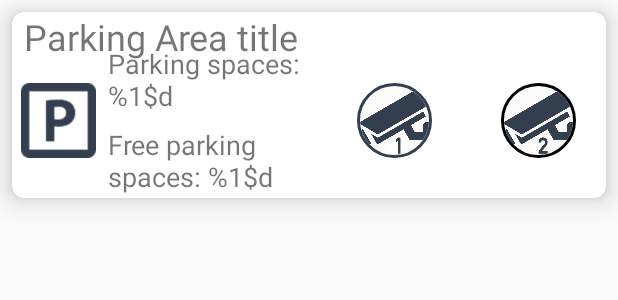
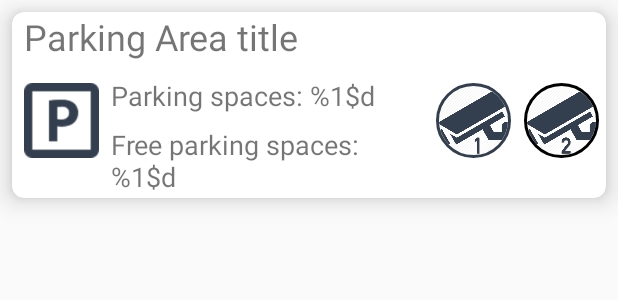
Before and after one commit to henriklarsson/Commuter-Parking-Android, an Android app: the layout parking_area_item.xml on its own in the app's theme, with its tools: preview values and no code run, on a phone screen of 412 x 824 dp. Shown: the top 300 px of the screen. Run offline under Robolectric (Android 15) with nearby library versions, the phone set to English and light mode, and no system bars.

Commit message:
Fix parking item constraings

```diff
--- a/app/src/main/res/layout/parking_area_item.xml
+++ b/app/src/main/res/layout/parking_area_item.xml
@@ -2,7 +2,7 @@
 <android.support.v7.widget.CardView xmlns:android="http://schemas.android.com/apk/res/android"
 									xmlns:card_view="http://schemas.android.com/apk/res-auto"
 									xmlns:app="http://schemas.android.com/apk/res-auto"
-									android:layout_width="match_parent"
+									xmlns:tools="http://schemas.android.com/tools" android:layout_width="match_parent"
 									android:layout_height="wrap_content"
 									android:layout_margin="8dp"
 									android:translationZ="8dp"
@@ -41,13 +41,14 @@
 		<TextView
 				android:id="@+id/parking_area_item_textview_number_of_parkings"
 				android:text="@string/parking_area_parking_spaces"
-				android:layout_width="142dp"
+				android:layout_width="0dp"
 				android:layout_height="wrap_content"
 				android:textSize="18sp"
 				app:layout_constraintStart_toEndOf="@+id/parking_area_item_imageview_parking"
 				android:layout_marginBottom="4dp" card_view:layout_constraintBottom_toTopOf="@+id/guideline5"
 				card_view:layout_constraintEnd_toStartOf="@+id/guideline"
-				android:layout_marginStart="8dp"/>
+				android:layout_marginStart="8dp"
+		/>
 		<TextView
 				android:id="@+id/parking_area_item_textview_free_parkings"
 				android:text="@string/parking_area_free_parking_spaces"
@@ -91,11 +92,11 @@
 				card_view:layout_constraintBottom_toTopOf="@+id/guideline5"/>
 
 		<android.support.constraint.Guideline android:layout_width="wrap_content" android:layout_height="wrap_content"
-											  android:id="@+id/guideline" card_view:layout_constraintGuide_begin="204dp"
+											  android:id="@+id/guideline" card_view:layout_constraintGuide_begin="279dp"
 											  android:orientation="vertical"/>
 		<android.support.constraint.Guideline android:layout_width="wrap_content" android:layout_height="wrap_content"
 											  android:id="@+id/guideline2"
-											  card_view:layout_constraintGuide_begin="306dp"
+											  card_view:layout_constraintGuide_begin="336dp"
 											  android:orientation="vertical"
 											  card_view:layout_constraintStart_toStartOf="parent"
 											  android:layout_marginStart="306dp"
```
